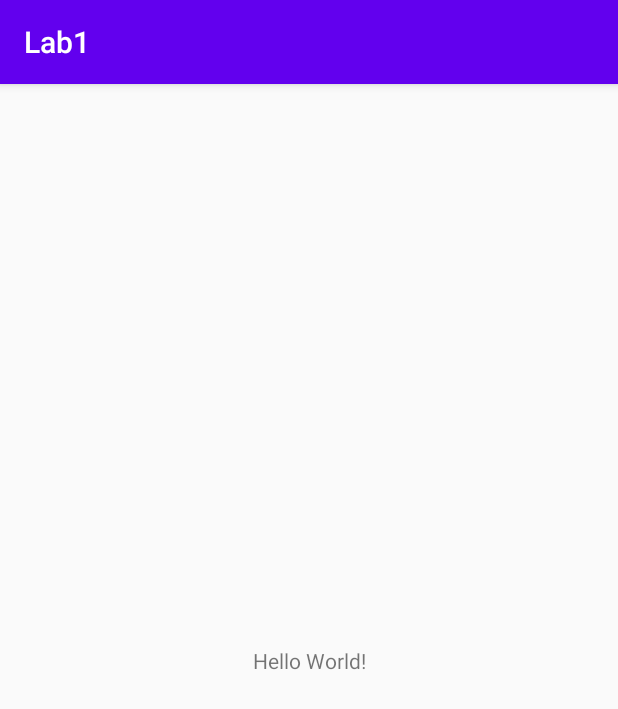
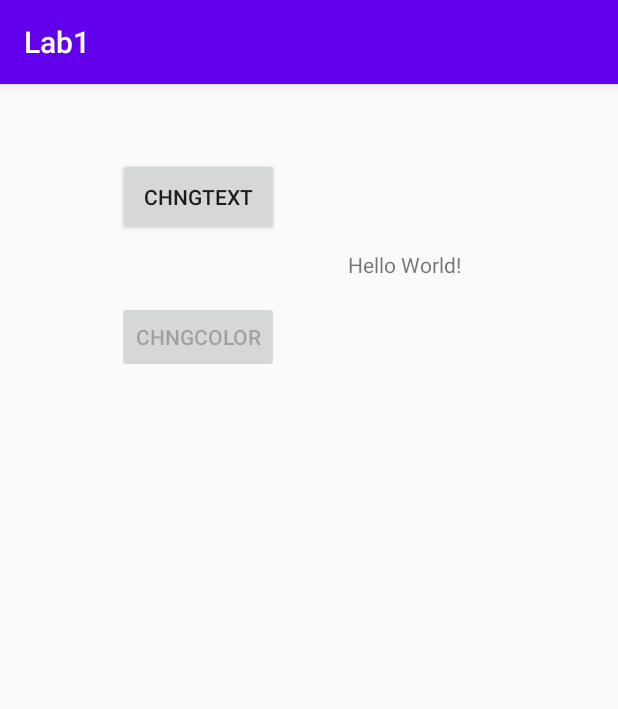
Before and after one commit to aolas/Lab1, an Android app: the screen it shows after launch (MainActivity), on a phone screen of 412 x 824 dp. Shown: the top 709 px of the screen. Run offline under Robolectric (Android 15) with nearby library versions, the phone set to English and light mode, and no system bars.

Commit message:
Added 1 button Created event for text change

```diff
--- a/app/src/main/java/com/example/lab1/MainActivity.java
+++ b/app/src/main/java/com/example/lab1/MainActivity.java
@@ -2,13 +2,27 @@ package com.example.lab1;
 
 import androidx.appcompat.app.AppCompatActivity;
 
+import android.graphics.Color;
 import android.os.Bundle;
+import android.view.View;
+import android.widget.TextView;
 
 public class MainActivity extends AppCompatActivity {
+
+    TextView txMain;
 
     @Override
     protected void onCreate(Bundle savedInstanceState) {
         super.onCreate(savedInstanceState);
         setContentView(R.layout.activity_main);
+        this.txMain = findViewById(R.id.textToModify);
+    }
+
+    public void onClickTextChng(View view) {
+        this.txMain.setText("New word");
+    }
+
+    public void onClickColorChng(View view) {
+        this.txMain.setTextColor(Color.RED);
     }
 }
--- a/app/src/main/res/layout/activity_main.xml
+++ b/app/src/main/res/layout/activity_main.xml
@@ -7,12 +7,42 @@
     tools:context=".MainActivity">
 
     <TextView
+        android:id="@+id/textToModify"
         android:layout_width="wrap_content"
         android:layout_height="wrap_content"
         android:text="Hello World!"
         app:layout_constraintBottom_toBottomOf="parent"
+        app:layout_constraintHorizontal_bias="0.689"
         app:layout_constraintLeft_toLeftOf="parent"
         app:layout_constraintRight_toRightOf="parent"
-        app:layout_constraintTop_toTopOf="parent" />
+        app:layout_constraintTop_toTopOf="parent"
+        app:layout_constraintVertical_bias="0.148" />
+
+    <Button
+        android:id="@+id/btnChangeText"
+        android:layout_width="107dp"
+        android:layout_height="52dp"
+        android:text="ChngText"
+        android:onClick="onClickTextChng"
+        app:layout_constraintBottom_toBottomOf="parent"
+        app:layout_constraintEnd_toStartOf="@+id/textToModify"
+        app:layout_constraintHorizontal_bias="0.629"
+        app:layout_constraintStart_toStartOf="parent"
+        app:layout_constraintTop_toTopOf="parent"
+        app:layout_constraintVertical_bias="0.069" />
+
+    <Button
+        android:id="@+id/button2"
+        android:layout_width="wrap_content"
+        android:layout_height="wrap_content"
+        android:enabled="false"
+        android:onClick="onClickColorChng"
+        android:text="ChngColor"
+        app:layout_constraintBottom_toBottomOf="parent"
+        app:layout_constraintEnd_toStartOf="@+id/textToModify"
+        app:layout_constraintHorizontal_bias="0.629"
+        app:layout_constraintStart_toStartOf="parent"
+        app:layout_constraintTop_toBottomOf="@+id/btnChangeText"
+        app:layout_constraintVertical_bias="0.07" />
 
 </androidx.constraintlayout.widget.ConstraintLayout>
```
